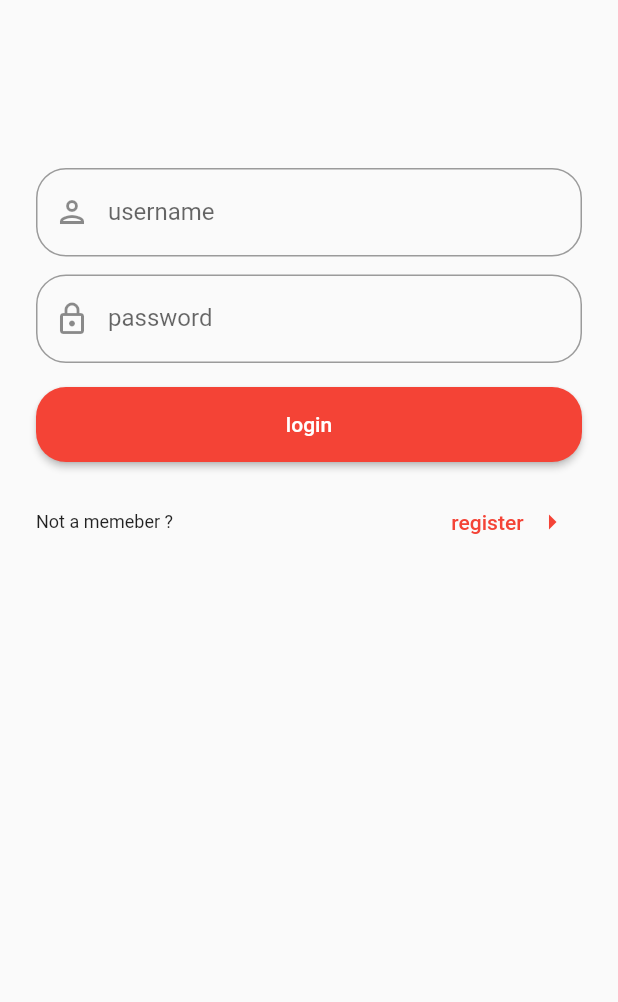
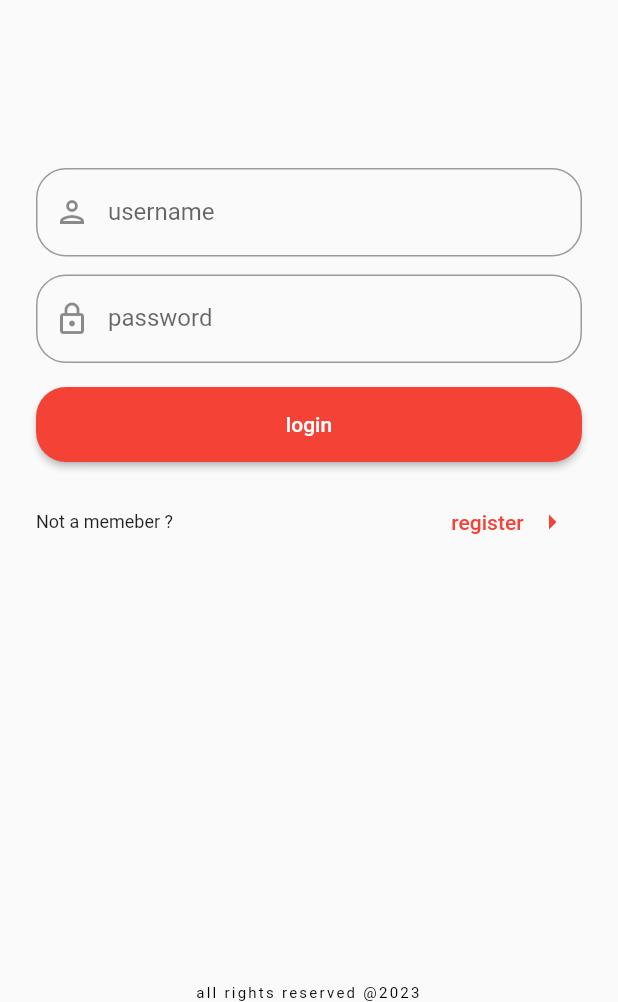
Before and after one commit to IOU4/sol-flutter, a Flutter app: the screen it shows after launch, on a phone screen of 412 x 824 dp, the part 234-1236 px from its top. Run offline on Flutter 3.47's test engine with Material 2 defaults, Android fonts, the phone set to English and light mode, and no system bars.

Commit message:
added bottom info for singup and singin pages

```diff
--- a/lib/user/presentation/sing_in_screen.dart
+++ b/lib/user/presentation/sing_in_screen.dart
@@ -121,8 +121,17 @@ class _LoginPageState extends State<LoginPage> {
                   ),
                 ),
               ],
-            )
+            ),
           ],
+        ),
+      ),
+      bottomNavigationBar: BottomAppBar(
+        elevation: 0,
+        color: Colors.transparent,
+        child: Text(
+          "all rights reserved @2023",
+          style: Theme.of(context).textTheme.labelSmall,
+          textAlign: TextAlign.center,
         ),
       ),
     );
```
Also changed, not shown: lib/user/presentation/sing_up_screen.dart (+9 -0 lines).
